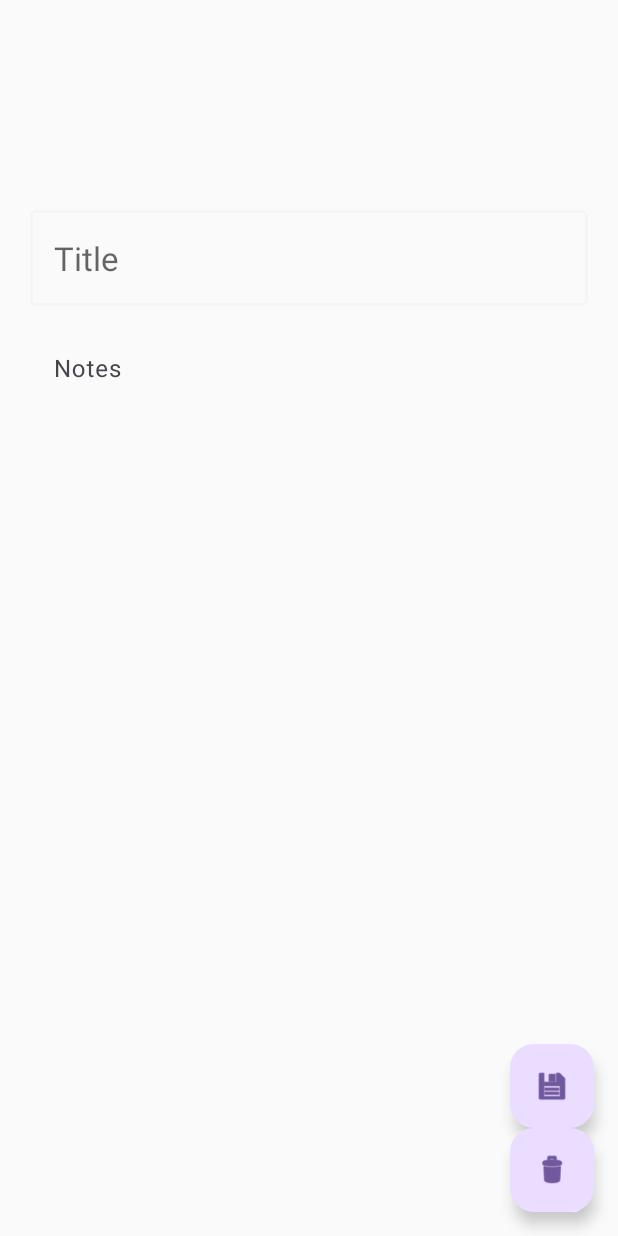
After one commit to MuneerAhmed03/Space, an Android app: the fragment AddEventFragment placed in its activity, on a phone screen of 412 x 824 dp. The commit adds this screen. Run offline under Robolectric (Android 15) with nearby library versions, the phone set to English and light mode, and no system bars; our stand-ins replace Room's generated code, navigation-ui; 4 statements that could not run were skipped.

Commit message:
buttons fixed

```diff
--- a/app/build.gradle
+++ b/app/build.gradle
@@ -66,4 +66,6 @@ dependencies {
     implementation "androidx.room:room-ktx:$room_version"
     implementation "androidx.room:room-runtime:$room_version"
     kapt "androidx.room:room-compiler:$room_version"
+
+    implementation 'com.google.android.material:material:1.9.0'
 }
--- a/app/src/main/java/com/example/space/data/NotesDao.kt
+++ b/app/src/main/java/com/example/space/data/NotesDao.kt
@@ -1,5 +1,6 @@
 package com.example.space.data
 
+import androidx.lifecycle.LiveData
 import androidx.room.Dao
 import androidx.room.Delete
 import androidx.room.Insert
@@ -7,7 +8,6 @@ import androidx.room.OnConflictStrategy
 import androidx.room.Query
 import androidx.room.Update
 import kotlinx.coroutines.flow.Flow
-import java.time.LocalDate
 
 @Dao
 interface NotesDao {
@@ -17,6 +17,9 @@ interface NotesDao {
     @Delete
     suspend fun deleteNote(note: Note)
 
+    @Delete
+    fun deleteNotes(entities: List<Note>)
+
     @Update
     suspend fun updateNote(note: Note)
 
@@ -24,8 +27,7 @@ interface NotesDao {
     fun getNotes() : Flow<List<Note>>
 
     @Query("SELECT * FROM note WHERE id= :id")
-    fun getNotebyId(id:Long): Note?
-
+    fun getNotebyId(id:Long): LiveData<Note>
     @Query("SELECT * FROM note WHERE date = :targetDate")
-    fun getNotesByDate(targetDate: String): Flow<List<Note>>
+     fun getNotesByDate(targetDate: String): Flow<List<Note>>
 }
--- /dev/null
+++ b/app/src/main/java/com/example/space/ui/AddEventFragment.kt
@@ -0,0 +1,225 @@
+package com.example.space.ui
+
+import android.app.Dialog
+import android.os.Bundle
+import android.util.Log
+import android.view.LayoutInflater
+import android.view.View
+import android.view.ViewGroup
+import androidx.fragment.app.DialogFragment
+import androidx.lifecycle.ViewModelProvider
+import androidx.lifecycle.viewModelScope
+import com.example.space.R
+import com.example.space.data.Note
+import com.example.space.databinding.FragmentAddEventBinding
+import com.google.android.material.bottomsheet.BottomSheetDialog
+import com.google.android.material.bottomsheet.BottomSheetDialogFragment
+import com.google.android.material.dialog.MaterialAlertDialogBuilder
+import kotlinx.coroutines.Dispatchers
+import kotlinx.coroutines.launch
+import java.time.LocalDate
+import java.time.format.DateTimeFormatter
+import java.util.Locale
+
+
+class AddEventFragment : BottomSheetDialogFragment() {
+    private lateinit var viewModel: NotesViewModel
+    private var _binding : FragmentAddEventBinding?=null
+    private val binding get() = _binding!!
+    private var dates:MutableList<String>?=null
+    private var id: Long = 0L
+    private var dateText: String? = null
+
+    lateinit var note:Note
+
+    override fun onCreateDialog(savedInstanceState: Bundle?): Dialog {
+        val dialog = super.onCreateDialog(savedInstanceState) as BottomSheetDialog
+
+        // Set the behavior of the BottomSheetDialog to fit its content
+        dialog.setOnShowListener { dialog ->
+            val bottomSheetDialog = dialog as BottomSheetDialog
+            val behavior = bottomSheetDialog.behavior
+            behavior?.let {
+                setPrivateField(it, "fitToContents", true)
+            }
+        }
+
+        dialog.window?.setLayout(ViewGroup.LayoutParams.MATCH_PARENT, (resources.displayMetrics.heightPixels * 0.8).toInt())
+
+        return dialog
+    }
+    private fun setPrivateField(obj: Any, fieldName: String, value: Any) {
+        try {
+            val field = obj.javaClass.getDeclaredField(fieldName)
+            field.isAccessible = true
+            field.set(obj, value)
+        } catch (e: Exception) {
+            e.printStackTrace()
+        }
+    }
+
+    override fun onCreate(savedInstanceState: Bundle?) {
+        super.onCreate(savedInstanceState)
+
+        setStyle(DialogFragment.STYLE_NORMAL,R.style.fullscreendialog)
+        viewModel=ViewModelProvider(this)[NotesViewModel::class.java]
+
+    }
+
+    override fun onCreateView(
+        inflater: LayoutInflater, container: ViewGroup?,
+        savedInstanceState: Bundle?
+    ): View? {
+        // Inflate the layout for this fragment
+        _binding= FragmentAddEventBinding.inflate(inflater,container,false)
+        val binding=_binding
+
+        arguments?.let {
+            id = it.getLong(ARG_ID, 0L)
+            dateText = it.getString(ARG_DATE_TEXT)
+        }
+        Log.i("AddEventFragment", "dateText: $dateText")
+        if(id>0L) {
+            viewModel.getNotesById(id).observe(this.viewLifecycleOwner) { event ->
+                Log.i("AddEventFragment", "idText: $id")
+                note = event
+                setData(note)
+            }
+        }
+        val localDate = convertStringToLocalDate(dateText!!)
+        dates=repetitions(localDate)
+        binding?.apply {
+            add.setOnClickListener {
+                if (id==0L){
+                    addNewEvent()
+                    dismiss()
+                }
+                else{
+                    updateEvent()
+                    dismiss()
+                }
+            }
+        }
+        return binding?.root
+    }
+    override fun onViewCreated(view: View, savedInstanceState: Bundle?) {
+        super.onViewCreated(view, savedInstanceState)
+
+        dialog?.setOnShowListener {
+            val dialog = it as BottomSheetDialog
+            val bottomSheet = dialog.findViewById<View>(R.id.add_event)
+            bottomSheet?.let { sheet ->
+                dialog.behavior.peekHeight = sheet.height
+                sheet.parent.parent.requestLayout()
+            }
+        }
+    }
+
+    private fun addNewEvent() {
+        for (date in dates!!) {
+                viewModel.addNote(
+                    binding.titleText.text.toString(),
+                    binding.noteText.text.toString(),
+                    date
+                )
+            }
+
+    }
+
+    private fun setData(note: Note){
+        val binding = _binding!!
+        binding.notesDetailTitle.editText?.setText(note.title)
+        binding.notesDetailNote.editText?.setText(note.content)
+        binding.dismiss.setOnClickListener { showConfirmationDialog() }
+    }
+    private fun updateEvent(){
+        if (dateText != null) {
+            viewModel.updateNote(
+                id!!,
+                binding.titleText.text.toString(),
+                binding.noteText.toString(),
+                dateText!!
+            )
+        }
+    }
+
+private fun deleteNote() {
+    val id = note.id
+    val viewLifecycleOwner = viewLifecycleOwner
+    val entitiesToDelete = mutableListOf<Note>()
+
+    for (i in id..id + 2) {
+        viewModel.getNotesById(i).observe(viewLifecycleOwner) { event ->
+            event?.let {
+                entitiesToDelete.add(it)
+
+                if (entitiesToDelete.size == 5) {
+                    viewModel.viewModelScope.launch(Dispatchers.IO) {
+                        viewModel.deleteNotes(entitiesToDelete)
+                    }
+                    dismiss()
+                }
+            }
+        }
+    }
+}
+
+    private fun showConfirmationDialog() {
+        val id =note.id
+        Log.i("AddEventFragment", "dateText: $id")
+        MaterialAlertDialogBuilder(requireContext())
+            .setTitle(getString(android.R.string.dialog_alert_title))
+            .setMessage("Are you sure you want to delete?")
+            .setCancelable(false)
+            .setNegativeButton("No") { _, _ -> }
+            .setPositiveButton("YES") { _, _ ->
+                deleteNote()
+            }
+            .show()
+    }
+
+
+    companion object {
+        private const val ARG_DATE_TEXT = "id"
+        private const val ARG_ID="dateText"
+
+        fun newInstance(id:Long,dateText: String): AddEventFragment {
+            val args = Bundle().apply {
+                putLong(ARG_ID,id)
+                putString(ARG_DATE_TEXT, dateText)
+            }
+            val fragment = AddEventFragment()
+            fragment.arguments = args
+            return fragment
+        }
+    }
+    private fun convertStringToLocalDate(dateString: String): LocalDate {
+        val formatter = DateTimeFormatter.ofPattern("d MMMM yyyy", Locale.ENGLISH)
+
+        return LocalDate.parse(dateString, formatter)
+    }
+    private fun localDateToString(localDate: LocalDate): String {
+        val formatter = DateTimeFormatter.ofPattern("d MMMM yyyy")
+        return localDate.format(formatter)
+    }
+    private fun repetitions(date: LocalDate): MutableList<String>? {
+        val dates: MutableList<LocalDate> = mutableListOf(
+            date.plusDays(3),
+            date.plusDays(7),
+            date.plusDays(30),
+            date.plusDays(60)
+        )
+        return mutableListOf(
+            localDateToString(date),
+            localDateToString(dates[0]),
+            localDateToString(dates[1]),
+            localDateToString(dates[2]),
+            localDateToString(dates[3]),
+        )
+    }
+    override fun onDestroyView() {
+        super.onDestroyView()
+        _binding = null
+    }
+
+}
--- a/app/src/main/java/com/example/space/ui/MainActivity.kt
+++ b/app/src/main/java/com/example/space/ui/MainActivity.kt
@@ -4,6 +4,8 @@ import androidx.appcompat.app.AppCompatActivity
 import android.os.Bundle
 import androidx.navigation.NavController
 import androidx.navigation.fragment.NavHostFragment
+import androidx.navigation.ui.AppBarConfiguration
+import androidx.navigation.ui.setupActionBarWithNavController
 import com.example.space.R
 
 class MainActivity : AppCompatActivity() {
@@ -14,7 +16,6 @@ class MainActivity : AppCompatActivity() {
 
         val navHostFragment = supportFragmentManager
             .findFragmentById(R.id.nav_host_fragment) as NavHostFragment
-        val navController = navHostFragment.navController
 
     }
 }
--- a/app/src/main/java/com/example/space/ui/NotesAdapter.kt
+++ b/app/src/main/java/com/example/space/ui/NotesAdapter.kt
@@ -1,8 +1,6 @@
 package com.example.space.ui
 
 import android.view.LayoutInflater
-import android.view.View
-import android.view.View.OnClickListener
 import android.view.ViewGroup
 import androidx.lifecycle.LiveData
 import androidx.recyclerview.widget.DiffUtil
@@ -19,8 +17,6 @@ class NotesAdapter(
     override fun onCreateViewHolder(parent: ViewGroup, viewType: Int): NotesViewHolder {
         return NotesViewHolder(NotesListItemBinding.inflate(LayoutInflater.from(parent.context)))
     }
-
-
 
     override fun onBindViewHolder(holder: NotesViewHolder, position: Int) {
         getItem(position)?.let { holder.bind(it) }
--- a/app/src/main/res/layout/dialog_layout.xml
+++ b/app/src/main/res/layout/dialog_layout.xml
@@ -17,7 +17,7 @@
                     <androidx.recyclerview.widget.RecyclerView
                         android:id="@+id/notes_list"
                         android:layout_width="match_parent"
-                            android:layout_height="809dp"
+                        android:layout_height="match_parent"
                         android:paddingHorizontal="15dp"
                         android:paddingVertical="10dp"
                         tools:listitem="@layout/notes_list_item" />
--- /dev/null
+++ b/app/src/main/res/layout/fragment_add_event.xml
@@ -0,0 +1,109 @@
+<?xml version="1.0" encoding="utf-8"?>
+
+
+<androidx.constraintlayout.widget.ConstraintLayout
+    xmlns:android="http://schemas.android.com/apk/res/android"
+    xmlns:app="http://schemas.android.com/apk/res-auto"
+    xmlns:tools="http://schemas.android.com/tools"
+    android:id="@+id/add_event"
+    android:layout_width="match_parent"
+    android:layout_height="match_parent"
+    tools:context=".ui.AddEventFragment">
+
+    <!-- TODO: Update blank fragment layout -->
+<!--    <TextView-->
+<!--        android:id="@+id/note_title"-->
+<!--        android:layout_width="match_parent"-->
+<!--        android:layout_height="wrap_content"-->
+<!--        android:textAppearance="@style/TextAppearance.Material3.TitleLarge"-->
+<!--        android:hint="DATE"-->
+<!--        android:maxLines="1"-->
+<!--        android:layout_margin="20dp"-->
+<!--        app:layout_constraintTop_toTopOf="parent"-->
+<!--        app:layout_constraintLeft_toLeftOf="parent"-->
+<!--        app:layout_constraintStart_toStartOf="parent"-->
+<!--        app:layout_constraintBottom_toTopOf="@id/divider"/>-->
+
+<!--    <com.google.android.material.divider.MaterialDivider-->
+<!--        android:id="@+id/divider"-->
+<!--        android:layout_width="wrap_content"-->
+<!--        android:layout_height="wrap_content"-->
+<!--        android:layout_margin="15dp"-->
+<!--        app:layout_constraintBottom_toTopOf="@id/notes_detail_title"-->
+<!--        app:layout_constraintEnd_toEndOf="parent"-->
+<!--        app:layout_constraintHorizontal_bias="0.0"-->
+<!--        app:layout_constraintStart_toStartOf="parent"-->
+<!--        app:layout_constraintTop_toBottomOf="@id/note_title" />-->
+
+    <com.google.android.material.textfield.TextInputLayout
+        android:id="@+id/notes_detail_title"
+        android:layout_width="match_parent"
+        android:layout_height="wrap_content"
+        android:layout_margin="20dp"
+        android:layout_marginBottom="0dp"
+        android:hint="@string/title"
+        app:hintEnabled="false"
+        app:layout_constraintLeft_toLeftOf="parent"
+        app:layout_constraintRight_toRightOf="parent"
+        app:layout_constraintTop_toTopOf="parent">
+
+        <com.google.android.material.textfield.TextInputEditText
+            android:id="@+id/title_text"
+            android:layout_width="match_parent"
+            android:layout_height="wrap_content"
+            android:hint="@string/title"
+            android:textAppearance="@style/TextAppearance.Material3.TitleLarge" />
+    </com.google.android.material.textfield.TextInputLayout>
+
+    <com.google.android.material.textfield.TextInputLayout
+        android:id="@+id/notes_detail_note"
+        android:layout_width="match_parent"
+        android:layout_height="466dp"
+        android:layout_marginEnd="20dp"
+        android:layout_marginStart="20dp"
+        android:layout_marginTop="10dp"
+        app:boxStrokeWidth="0dp"
+        app:layout_constraintLeft_toLeftOf="parent"
+        app:layout_constraintRight_toRightOf="parent"
+        app:layout_constraintBottom_toBottomOf="parent"
+        app:layout_constraintTop_toBottomOf="@id/notes_detail_title"
+        app:layout_constraintVertical_bias="0.0"
+        tools:layout_editor_absoluteX="7dp">
+        <com.google.android.material.textfield.TextInputEditText
+            android:id="@+id/note_text"
+            android:layout_width="match_parent"
+            android:layout_height="match_parent"
+            android:gravity="start"
+            android:hint="Notes"
+            android:inputType="textMultiLine|textCapSentences|textNoSuggestions"
+            android:scrollbars="vertical" />
+    </com.google.android.material.textfield.TextInputLayout>
+
+    <com.google.android.material.floatingactionbutton.FloatingActionButton
+        android:id="@+id/dismiss"
+        android:layout_width="wrap_content"
+        android:layout_height="wrap_content"
+        android:layout_gravity="bottom|end"
+        android:layout_marginEnd="16dp"
+        android:layout_marginBottom="16dp"
+        android:contentDescription="@string/app_name"
+        android:src="@android:drawable/ic_menu_delete"
+        app:layout_constraintBottom_toBottomOf="parent"
+        app:layout_constraintEnd_toEndOf="parent"
+        app:layout_constraintTop_toBottomOf="@id/add" />
+
+    <com.google.android.material.floatingactionbutton.FloatingActionButton
+        android:id="@+id/add"
+        android:layout_width="wrap_content"
+        android:layout_height="wrap_content"
+        android:layout_gravity="bottom|end"
+        android:layout_marginTop="16dp"
+        android:layout_marginEnd="16dp"
+        android:contentDescription="@string/app_name"
+        android:src="@android:drawable/ic_menu_save"
+        app:layout_constraintBottom_toTopOf="@id/dismiss"
+        app:layout_constraintEnd_toEndOf="parent"
+        app:layout_constraintTop_toBottomOf="@id/notes_detail_note" />
+
+
+</androidx.constraintlayout.widget.ConstraintLayout>
--- a/app/src/main/res/layout/fragment_calendar.xml
+++ b/app/src/main/res/layout/fragment_calendar.xml
@@ -20,7 +20,7 @@
             android:layout_width="0dp"
             android:layout_height="wrap_content"
             android:layout_weight="1"
-            android:text=">"
+            android:text="@string/prev"
             android:textStyle="bold"
             android:textSize="20sp"/>
 
@@ -29,7 +29,7 @@
             android:layout_width="0dp"
             android:layout_weight="2"
             android:layout_height="wrap_content"
-            android:text="Feb 2021"
+            android:text="@string/month_year"
             android:textSize="20sp"
             android:textAlignment="center" />
 
@@ -38,7 +38,7 @@
             android:layout_width="0dp"
             android:layout_height="wrap_content"
             android:layout_weight="1"
-            android:text="NEXT"
+            android:text="@string/next"
             android:textStyle="bold"
             android:textSize="20sp"/>
 
@@ -53,7 +53,7 @@
             android:layout_width="0dp"
             android:layout_height="wrap_content"
             android:layout_weight="1"
-            android:text="SUN"
+            android:text="@string/sun"
             android:textAlignment="center"
             android:textSize="16sp"/>
 
@@ -61,7 +61,7 @@
             android:layout_width="0dp"
             android:layout_height="wrap_content"
             android:layout_weight="1"
-            android:text="MON"
+            android:text="@string/mon"
             android:textAlignment="center"
             android:textSize="16sp"/>
 
@@ -69,7 +69,7 @@
             android:layout_width="0dp"
             android:layout_height="wrap_content"
             android:layout_weight="1"
-            android:text="TUE"
+            android:text="@string/tue"
             android:textAlignment="center"
             android:textSize="16sp"/>
 
@@ -77,7 +77,7 @@
             android:layout_width="0dp"
             android:layout_height="wrap_content"
             android:layout_weight="1"
-            android:text="WED"
+            android:text="@string/wed"
             android:textAlignment="center"
             android:textSize="16sp"/>
 
@@ -85,7 +85,7 @@
             android:layout_width="0dp"
             android:layout_height="wrap_content"
             android:layout_weight="1"
-            android:text="THUR"
+            android:text="@string/thur"
             android:textAlignment="center"
             android:textSize="16sp"/>
 
@@ -93,7 +93,7 @@
             android:layout_width="0dp"
             android:layout_height="wrap_content"
             android:layout_weight="1"
-            android:text="FRI"
+            android:text="@string/fri"
             android:textAlignment="center"
             android:textSize="16sp"/>
 
@@ -101,7 +101,7 @@
             android:layout_width="0dp"
             android:layout_height="wrap_content"
             android:layout_weight="1"
-            android:text="SAT"
+            android:text="@string/sat"
             android:textAlignment="center"
             android:textSize="16sp"/>
 
--- a/app/src/main/res/navigation/nav_graph.xml
+++ b/app/src/main/res/navigation/nav_graph.xml
@@ -8,5 +8,23 @@
     <fragment
         android:id="@+id/calendarFragment"
         android:name="com.example.space.ui.CalendarFragment"
-        android:label="CalendarFragment" />
+        android:label="CalendarFragment" >
+        <action
+            android:id="@+id/action_calendarFragment_to_addEventFragment3"
+            app:destination="@id/addEventFragment3" />
+    </fragment>
+    <fragment
+        android:id="@+id/addEventFragment3"
+        android:name="com.example.space.ui.AddEventFragment"
+        android:label="AddEventFragment" >
+        <argument
+            android:name="id"
+            app:argType="long" />
+        <argument
+            android:name="date"
+            app:argType="string" />
+        <action
+            android:id="@+id/action_addEventFragment3_to_calendarFragment"
+            app:destination="@id/calendarFragment" />
+    </fragment>
 </navigation>
--- a/app/src/main/res/values/strings.xml
+++ b/app/src/main/res/values/strings.xml
@@ -1,5 +1,16 @@
 <resources>
-    <string name="app_name">SPACE</string>
+    <string name="app_name">Space</string>
     <!-- TODO: Remove or change this placeholder text -->
     <string name="hello_blank_fragment">Hello blank fragment</string>
+    <string name="title">Title</string>
+    <string name="prev"><![CDATA[<]]></string>
+    <string name="month_year">Feb 2021</string>
+    <string name="next"><![CDATA[>]]></string>
+    <string name="sun">SUN</string>
+    <string name="mon">MON</string>
+    <string name="tue">TUE</string>
+    <string name="wed">WED</string>
+    <string name="thur">THUR</string>
+    <string name="fri">FRI</string>
+    <string name="sat">SAT</string>
 </resources>
--- a/app/src/main/res/values/themes.xml
+++ b/app/src/main/res/values/themes.xml
@@ -6,4 +6,7 @@
     </style>
 
     <style name="Theme.SPACE" parent="Base.Theme.SPACE" />
+    <style name="fullscreendialog" parent="Theme.AppCompat.DayNight.DialogWhenLarge"    >
+        <item name="windowNoTitle">true</item>
+    </style>
 </resources>
```
Also changed, not shown: app/src/main/java/com/example/space/data/NoteRepository.kt (+5 -3 lines), app/src/main/java/com/example/space/ui/CalendarFragment.kt (+27 -24 lines), app/src/main/java/com/example/space/ui/NotesViewModel.kt (+19 -11 lines), app/src/main/res/layout/example.xml (added, +93 -0 lines), app/src/main/res/layout/notes_list_item.xml (+4 -3 lines). Lines whose indentation alone changed are shown as unchanged.
